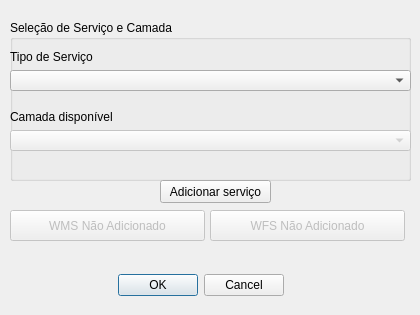
Before: the Qt Designer form layer_selection_dialog_base.ui in maviz991/qgis-geometadata-plugin, drawn with Qt 5.
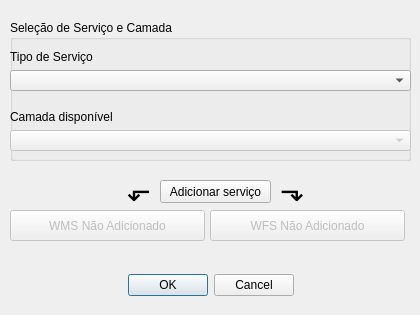
After: the same form once the commit is applied. Icons and pictures are not drawn.

What changed in the file:
```diff
--- a/layer_selection_dialog_base.ui
+++ b/layer_selection_dialog_base.ui
@@ -16,9 +16,9 @@
   <widget class="QDialogButtonBox" name="buttonBox">
    <property name="geometry">
     <rect>
-     <x>90</x>
+     <x>10</x>
      <y>265</y>
-     <width>221</width>
+     <width>401</width>
      <height>41</height>
     </rect>
    </property>
@@ -38,7 +38,7 @@
      <x>10</x>
      <y>20</y>
      <width>401</width>
-     <height>161</height>
+     <height>141</height>
     </rect>
    </property>
    <property name="title">
@@ -161,6 +161,57 @@
     <string>Adicionar serviço</string>
    </property>
   </widget>
+  <widget class="QLabel" name="label_4">
+   <property name="geometry">
+    <rect>
+     <x>80</x>
+     <y>170</y>
+     <width>71</width>
+     <height>41</height>
+    </rect>
+   </property>
+   <property name="font">
+    <font>
+     <pointsize>22</pointsize>
+    </font>
+   </property>
+   <property name="text">
+    <string notr="true">⬐</string>
+   </property>
+   <property name="textFormat">
+    <enum>Qt::AutoText</enum>
+   </property>
+   <property name="alignment">
+    <set>Qt::AlignRight|Qt::AlignTrailing|Qt::AlignVCenter</set>
+   </property>
+   <property name="textInteractionFlags">
+    <set>Qt::NoTextInteraction</set>
+   </property>
+  </widget>
+  <widget class="QLabel" name="label_5">
+   <property name="geometry">
+    <rect>
+     <x>280</x>
+     <y>170</y>
+     <width>71</width>
+     <height>41</height>
+    </rect>
+   </property>
+   <property name="font">
+    <font>
+     <pointsize>22</pointsize>
+    </font>
+   </property>
+   <property name="text">
+    <string notr="true">⬎</string>
+   </property>
+   <property name="textFormat">
+    <enum>Qt::AutoText</enum>
+   </property>
+   <property name="textInteractionFlags">
+    <set>Qt::NoTextInteraction</set>
+   </property>
+  </widget>
  </widget>
  <resources/>
  <connections>
```
